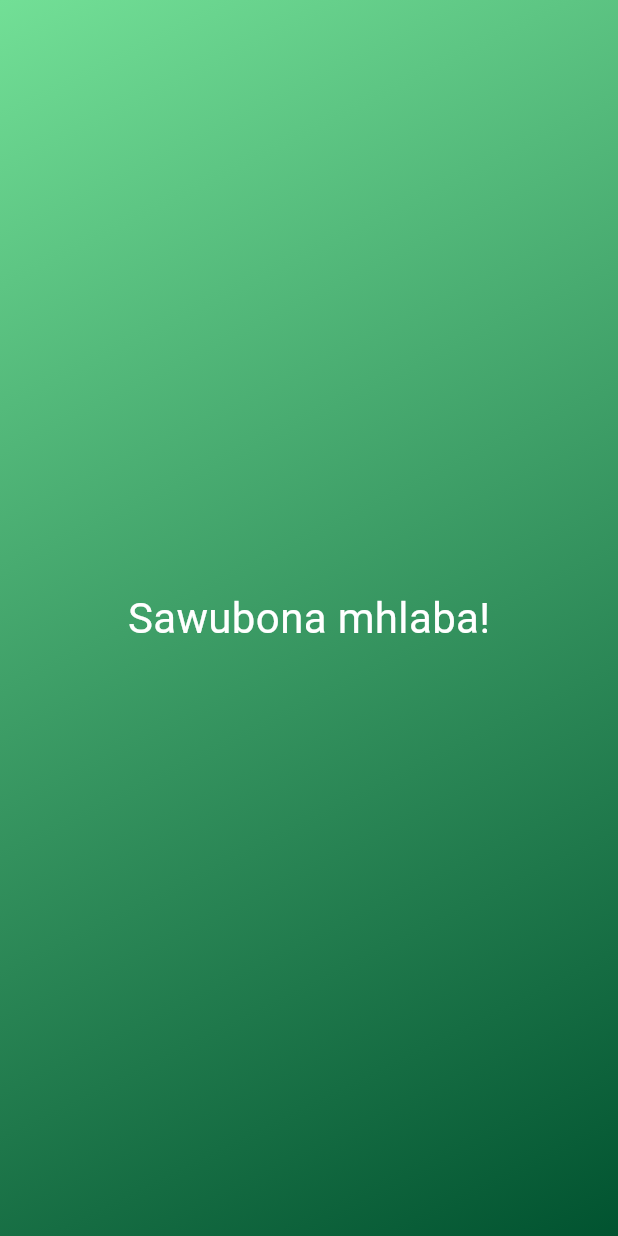
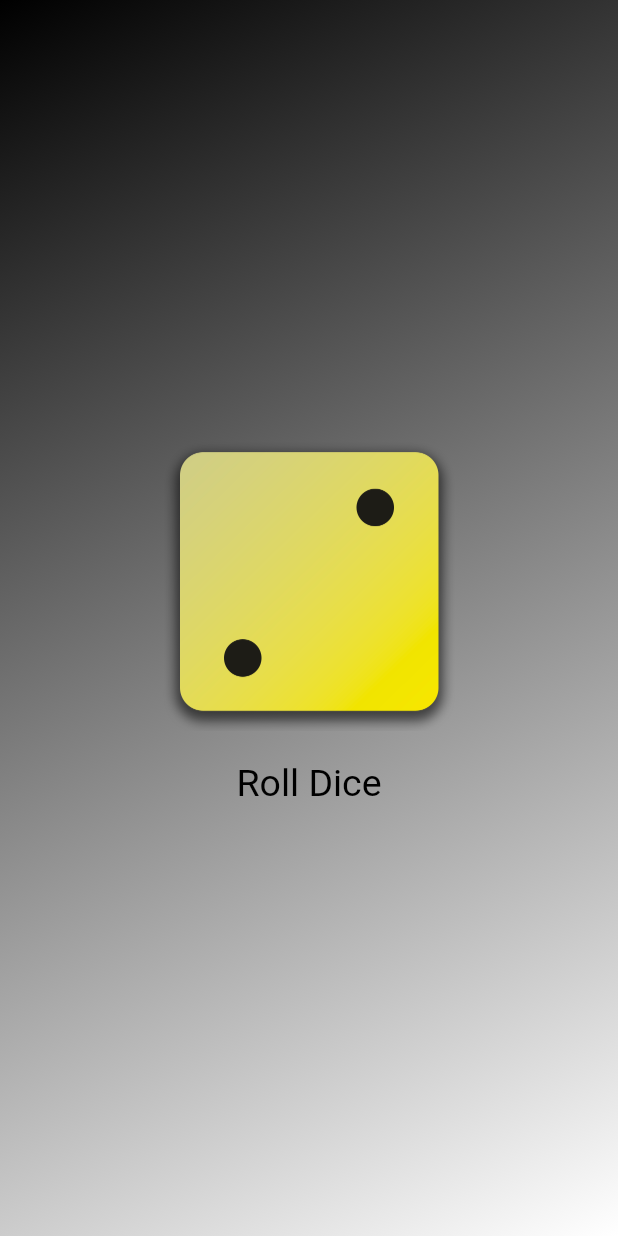
Before and after one commit to Starkc137/dice_roll, a Flutter app: the screen it shows after launch, on a phone screen of 412 x 824 dp. Run offline on Flutter 3.47's test engine with Material 3 defaults, Android fonts, the phone set to English and light mode, and no system bars.

Commit message:
Add randomizer and setState to allow changing dice

```diff
--- /dev/null
+++ b/lib/dice_roller.dart
@@ -0,0 +1,49 @@
+import 'dart:math';
+import 'package:flutter/material.dart';
+
+final randomizer = Random();
+
+class DiceRoller extends StatefulWidget {
+  const DiceRoller({super.key});
+
+  @override
+  State<DiceRoller> createState() {
+    return _DiceRollerState();
+  }
+}
+
+class _DiceRollerState extends State<DiceRoller> {
+  var currentDiceRoll = 2;
+
+  void rollDice() {
+    setState(() {
+      currentDiceRoll = randomizer.nextInt(6) + 1;
+    });
+  }
+
+  @override
+  Widget build(context) {
+      return Column(
+          mainAxisSize: MainAxisSize.min,
+          children: [
+            Image.asset(
+              'assets/images/dice-$currentDiceRoll.png',
+              width: 200,
+            ),
+            TextButton(
+              onPressed: rollDice,
+              style: TextButton.styleFrom(
+                padding: const EdgeInsets.only(
+                  top: 20,
+                ),
+                foregroundColor: Colors.black,
+                textStyle: const TextStyle(
+                  fontSize: 25,
+                ),
+              ),
+              child: const Text('Roll Dice'),
+            ),
+          ],
+        );
+  }
+}
--- a/lib/gradient_container.dart
+++ b/lib/gradient_container.dart
@@ -1,11 +1,11 @@
+import 'package:dice_roll/dice_roller.dart';
 import 'package:flutter/material.dart';
-import 'package:dice_roll/styled_text.dart';
 
 const startAlignment = Alignment.topLeft;
 const endAlignment = Alignment.bottomRight;
 
 class GradientContainer extends StatelessWidget {
- const GradientContainer(this.customColors, {super.key});
+  const GradientContainer(this.customColors, {super.key});
 
   final List<Color> customColors;
 
@@ -19,8 +19,8 @@ class GradientContainer extends StatelessWidget {
           end: endAlignment,
         ),
       ),
-      child: const Center(
-        child: StyledText('Sawubona mhlaba!'),
+      child: Center(
+        child: DiceRoller(),
       ),
     );
   }
--- a/lib/main.dart
+++ b/lib/main.dart
@@ -7,8 +7,8 @@ void main() {
       home: Scaffold(
         body: GradientContainer(
           [
-            Color.fromARGB(255, 114, 223, 150),
-            Color.fromARGB(255, 1, 83, 48),
+            Color.fromARGB(255, 0, 0, 0),
+            Color.fromARGB(255, 255, 255, 255),
           ],
         ),
       ),
```
